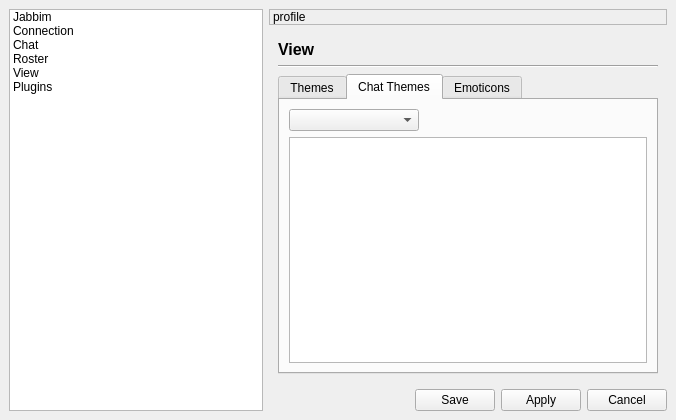
Before: the Qt Designer form widgets/preferences.ui in xmpp-graveyard/jabbim, drawn with Qt 5.
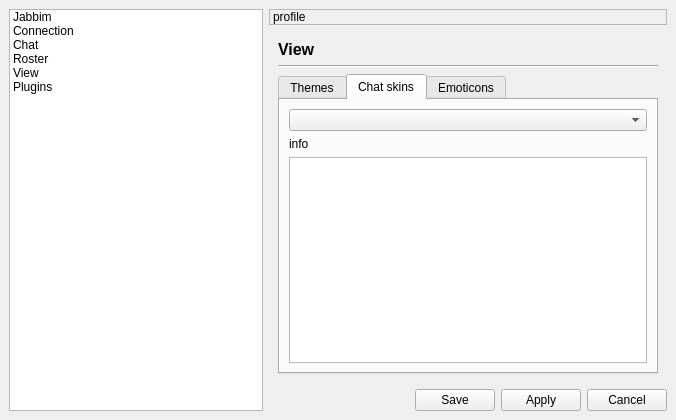
After: the same form once the commit is applied. The open tabs and pages were chosen to show the change. Icons and pictures are not drawn.

```diff
--- a/widgets/preferences.ui
+++ b/widgets/preferences.ui
@@ -260,7 +260,7 @@
          </widget>
          <widget class="QWidget" name="tab_2" >
           <attribute name="title" >
-           <string>Chat Themes</string>
+           <string>Chat skins</string>
           </attribute>
           <layout class="QGridLayout" >
            <property name="margin" >
@@ -269,7 +269,7 @@
            <property name="spacing" >
             <number>6</number>
            </property>
-           <item row="1" column="0" colspan="2" >
+           <item row="2" column="0" >
             <widget class="QTextBrowser" name="chatSkin_preview" >
              <property name="toolTip" >
               <string>Here you see preview of the selected chat look.</string>
@@ -286,18 +286,15 @@
              </property>
             </widget>
            </item>
-           <item row="0" column="1" >
-            <spacer>
-             <property name="orientation" >
-              <enum>Qt::Horizontal</enum>
+           <item row="1" column="0" >
+            <widget class="QLabel" name="chatSkinInfo" >
+             <property name="text" >
+              <string>info</string>
              </property>
-             <property name="sizeHint" >
-              <size>
-               <width>31</width>
-               <height>20</height>
-              </size>
+             <property name="textFormat" >
+              <enum>Qt::RichText</enum>
              </property>
-            </spacer>
+            </widget>
            </item>
           </layout>
          </widget>
```
Left out of the diff: 2 changed lines with no effect on the pictures.
